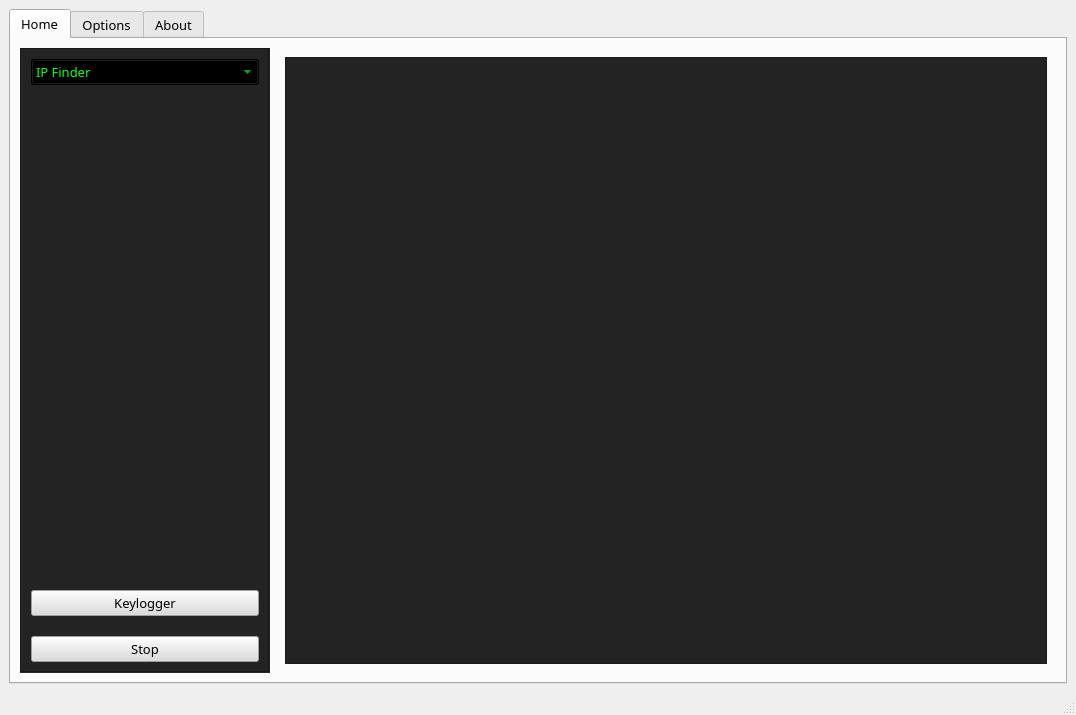
This is Gui.ui in Plout0nas/PenetrationTestingToolkit as Qt 5 draws it before an edit. The edited form follows.
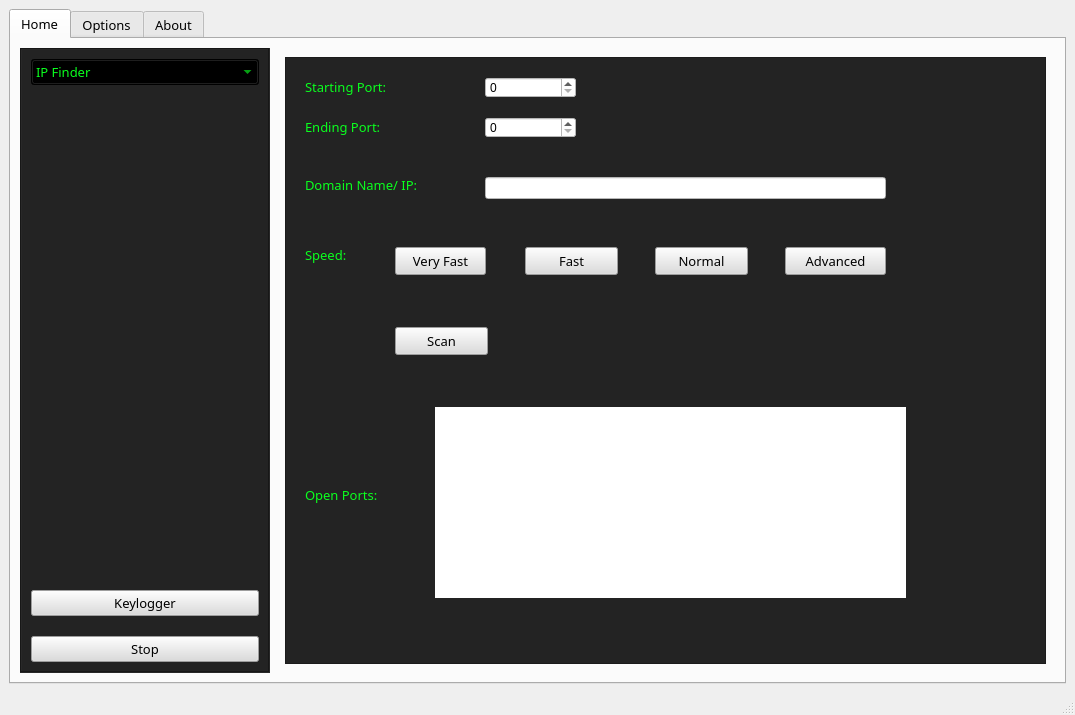
This is the edited form. The open tabs and pages were chosen to show the change.

Commit message: Added PortScanner Interface

Diff of the .ui file:
```diff
--- a/Gui.ui
+++ b/Gui.ui
@@ -6,7 +6,7 @@
    <rect>
     <x>0</x>
     <y>0</y>
-    <width>1076</width>
+    <width>1075</width>
     <height>715</height>
    </rect>
   </property>
@@ -536,6 +536,290 @@
               <property name="frameShadow">
                <enum>QFrame::Raised</enum>
               </property>
+              <widget class="QLabel" name="label">
+               <property name="geometry">
+                <rect>
+                 <x>20</x>
+                 <y>20</y>
+                 <width>141</width>
+                 <height>20</height>
+                </rect>
+               </property>
+               <property name="font">
+                <font>
+                 <family>Copperplate Gothic Light</family>
+                 <pointsize>10</pointsize>
+                </font>
+               </property>
+               <property name="styleSheet">
+                <string notr="true">color:rgb(10, 255, 30);</string>
+               </property>
+               <property name="text">
+                <string>Starting Port:</string>
+               </property>
+              </widget>
+              <widget class="QLabel" name="label_3">
+               <property name="geometry">
+                <rect>
+                 <x>20</x>
+                 <y>60</y>
+                 <width>121</width>
+                 <height>20</height>
+                </rect>
+               </property>
+               <property name="font">
+                <font>
+                 <family>Copperplate Gothic Light</family>
+                 <pointsize>10</pointsize>
+                </font>
+               </property>
+               <property name="styleSheet">
+                <string notr="true">color:rgb(10, 255, 30);</string>
+               </property>
+               <property name="text">
+                <string>Ending Port:</string>
+               </property>
+              </widget>
+              <widget class="QSpinBox" name="spinBox">
+               <property name="geometry">
+                <rect>
+                 <x>200</x>
+                 <y>20</y>
+                 <width>91</width>
+                 <height>21</height>
+                </rect>
+               </property>
+               <property name="styleSheet">
+                <string notr="true">background-color: rgb(255, 255, 255);</string>
+               </property>
+              </widget>
+              <widget class="QSpinBox" name="spinBox_2">
+               <property name="geometry">
+                <rect>
+                 <x>200</x>
+                 <y>60</y>
+                 <width>91</width>
+                 <height>21</height>
+                </rect>
+               </property>
+               <property name="styleSheet">
+                <string notr="true">background-color: rgb(255, 255, 255);</string>
+               </property>
+              </widget>
+              <widget class="QLabel" name="label_4">
+               <property name="geometry">
+                <rect>
+                 <x>20</x>
+                 <y>120</y>
+                 <width>171</width>
+                 <height>16</height>
+                </rect>
+               </property>
+               <property name="font">
+                <font>
+                 <family>Copperplate Gothic Light</family>
+                 <pointsize>10</pointsize>
+                </font>
+               </property>
+               <property name="styleSheet">
+                <string notr="true">color:rgb(10, 255, 30);</string>
+               </property>
+               <property name="text">
+                <string>Domain Name/ IP:</string>
+               </property>
+              </widget>
+              <widget class="QLineEdit" name="lineEdit">
+               <property name="geometry">
+                <rect>
+                 <x>200</x>
+                 <y>120</y>
+                 <width>401</width>
+                 <height>22</height>
+                </rect>
+               </property>
+               <property name="styleSheet">
+                <string notr="true">background-color: rgb(255, 255, 255);</string>
+               </property>
+              </widget>
+              <widget class="QLabel" name="label_8">
+               <property name="geometry">
+                <rect>
+                 <x>20</x>
+                 <y>190</y>
+                 <width>81</width>
+                 <height>16</height>
+                </rect>
+               </property>
+               <property name="font">
+                <font>
+                 <family>Copperplate Gothic Light</family>
+                 <pointsize>10</pointsize>
+                </font>
+               </property>
+               <property name="styleSheet">
+                <string notr="true">color:rgb(10, 255, 30);</string>
+               </property>
+               <property name="text">
+                <string>Speed:</string>
+               </property>
+              </widget>
+              <widget class="QPushButton" name="pushButton_3">
+               <property name="geometry">
+                <rect>
+                 <x>110</x>
+                 <y>190</y>
+                 <width>91</width>
+                 <height>28</height>
+                </rect>
+               </property>
+               <property name="font">
+                <font>
+                 <family>Copperplate Gothic Light</family>
+                 <pointsize>10</pointsize>
+                </font>
+               </property>
+               <property name="styleSheet">
+                <string notr="true">background-color: rgb(220, 220, 220);</string>
+               </property>
+               <property name="text">
+                <string>Very Fast</string>
+               </property>
+              </widget>
+              <widget class="QPushButton" name="pushButton_4">
+               <property name="geometry">
+                <rect>
+                 <x>240</x>
+                 <y>190</y>
+                 <width>93</width>
+                 <height>28</height>
+                </rect>
+               </property>
+               <property name="font">
+                <font>
+                 <family>Copperplate Gothic Light</family>
+                 <pointsize>10</pointsize>
+                </font>
+               </property>
+               <property name="styleSheet">
+                <string notr="true">background-color: rgb(220, 220, 220);</string>
+               </property>
+               <property name="text">
+                <string>Fast</string>
+               </property>
+              </widget>
+              <widget class="QPushButton" name="pushButton_5">
+               <property name="geometry">
+                <rect>
+                 <x>370</x>
+                 <y>190</y>
+                 <width>93</width>
+                 <height>28</height>
+                </rect>
+               </property>
+               <property name="font">
+                <font>
+                 <family>Copperplate Gothic Light</family>
+                 <pointsize>10</pointsize>
+                </font>
+               </property>
+               <property name="styleSheet">
+                <string notr="true">background-color: rgb(220, 220, 220);</string>
+               </property>
+               <property name="text">
+                <string>Normal</string>
+               </property>
+              </widget>
+              <widget class="QPushButton" name="pushButton_6">
+               <property name="geometry">
+                <rect>
+                 <x>500</x>
+                 <y>190</y>
+                 <width>101</width>
+                 <height>28</height>
+                </rect>
+               </property>
+               <property name="font">
+                <font>
+                 <family>Copperplate Gothic Light</family>
+                 <pointsize>10</pointsize>
+                </font>
+               </property>
+               <property name="styleSheet">
+                <string notr="true">background-color: rgb(220, 220, 220);</string>
+               </property>
+               <property name="text">
+                <string>Advanced</string>
+               </property>
+              </widget>
+              <widget class="QPushButton" name="pushButton_10">
+               <property name="geometry">
+                <rect>
+                 <x>110</x>
+                 <y>270</y>
+                 <width>93</width>
+                 <height>28</height>
+                </rect>
+               </property>
+               <property name="font">
+                <font>
+                 <family>Copperplate Gothic Light</family>
+                 <pointsize>10</pointsize>
+                </font>
+               </property>
+               <property name="styleSheet">
+                <string notr="true">background-color: rgb(220, 220, 220);</string>
+               </property>
+               <property name="text">
+                <string>Scan</string>
+               </property>
+              </widget>
+              <widget class="QLabel" name="label_9">
+               <property name="geometry">
+                <rect>
+                 <x>20</x>
+                 <y>430</y>
+                 <width>121</width>
+                 <height>16</height>
+                </rect>
+               </property>
+               <property name="font">
+                <font>
+                 <family>Copperplate Gothic Light</family>
+                 <pointsize>10</pointsize>
+                </font>
+               </property>
+               <property name="styleSheet">
+                <string notr="true">color:rgb(10, 255, 30);</string>
+               </property>
+               <property name="text">
+                <string>Open Ports:</string>
+               </property>
+              </widget>
+              <widget class="QLabel" name="label_10">
+               <property name="geometry">
+                <rect>
+                 <x>150</x>
+                 <y>350</y>
+                 <width>471</width>
+                 <height>191</height>
+                </rect>
+               </property>
+               <property name="font">
+                <font>
+                 <family>Copperplate Gothic Light</family>
+                 <pointsize>10</pointsize>
+                </font>
+               </property>
+               <property name="styleSheet">
+                <string notr="true">background-color: rgb(255, 255, 255);</string>
+               </property>
+               <property name="text">
+                <string/>
+               </property>
+               <property name="alignment">
+                <set>Qt::AlignLeading|Qt::AlignLeft|Qt::AlignTop</set>
+               </property>
+              </widget>
              </widget>
             </item>
            </layout>
```
Left out of the diff: 62 changed lines with no effect on the pictures.
